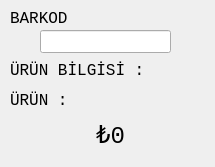
mamoo81/bhss, file fiyatgorform.ui: the form before one commit.
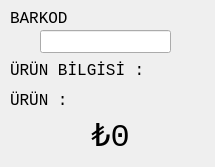
The form after the commit. Icons and pictures are not drawn.

The edit to the form file:
```diff
--- a/fiyatgorform.ui
+++ b/fiyatgorform.ui
@@ -91,15 +91,15 @@
    <property name="geometry">
     <rect>
      <x>10</x>
-     <y>120</y>
+     <y>110</y>
      <width>201</width>
-     <height>31</height>
+     <height>51</height>
     </rect>
    </property>
    <property name="font">
     <font>
      <family>Monospace</family>
-     <pointsize>18</pointsize>
+     <pointsize>24</pointsize>
     </font>
    </property>
    <property name="text">
```
